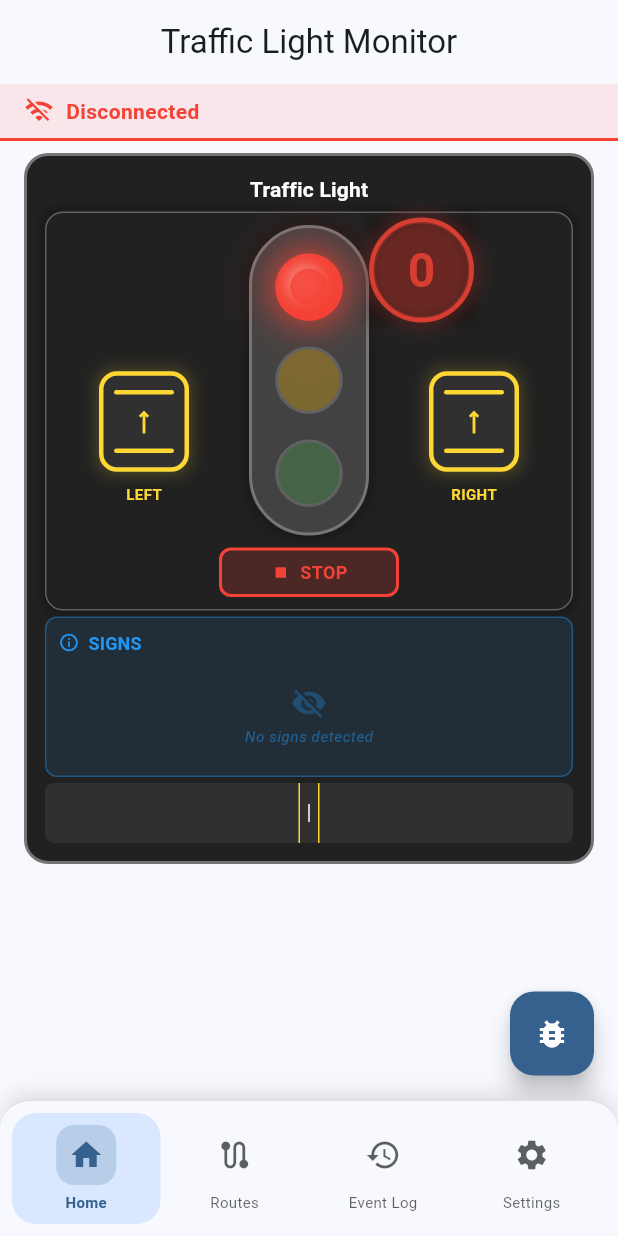
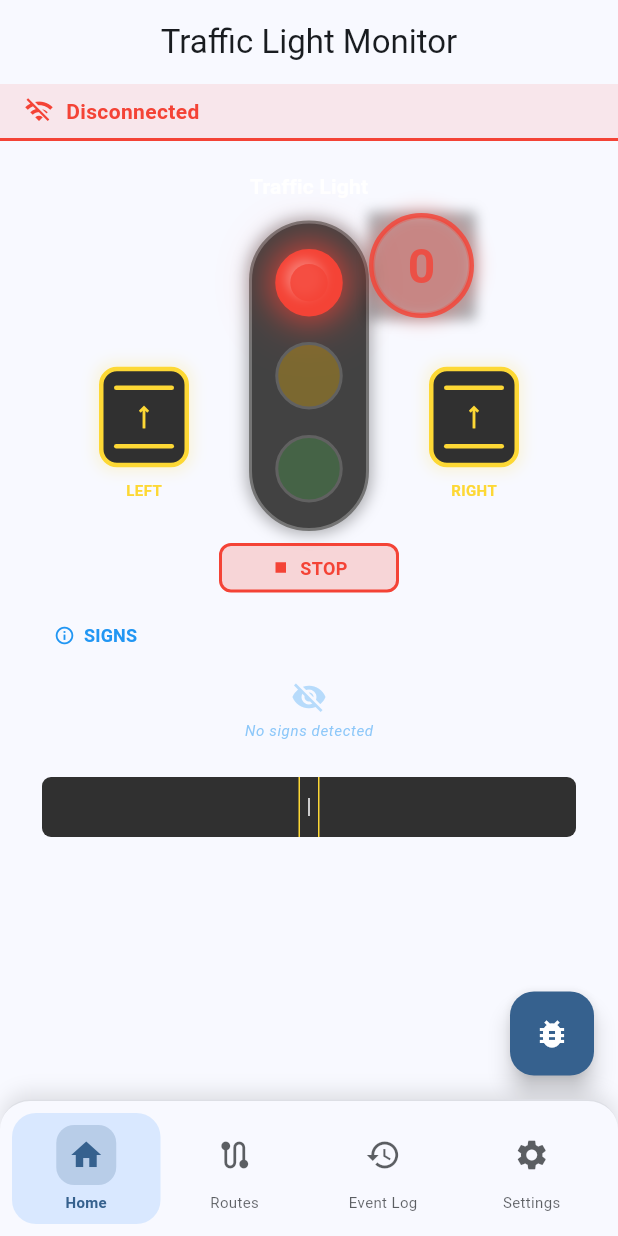
Before and after one commit to GoldenTiger720/TrafficApp, a Flutter app: the screen it shows after launch, on a phone screen of 412 x 824 dp. Run offline on Flutter 3.47's test engine with Material 3 defaults, Android fonts, the phone set to English and light mode, and no system bars; our stand-ins replace flutter_blue_plus, flutter_local_notifications, permission_handler, share_plus, shared_preferences; missing offline and left inert: window_manager.

Commit message:
Removed frame in Home page

```diff
--- a/lib/widgets/traffic_light_widget.dart
+++ b/lib/widgets/traffic_light_widget.dart
@@ -104,11 +104,6 @@ class _TrafficLightWidgetState extends State<TrafficLightWidget>
       onDoubleTap: widget.onDoubleTap,
       child: Container(
         padding: const EdgeInsets.all(12),
-        decoration: BoxDecoration(
-          color: Colors.black87,
-          borderRadius: BorderRadius.circular(16),
-          border: Border.all(color: Colors.grey[600]!, width: 2),
-        ),
         child: widget.isMinimalistic
             ? _buildMinimalisticView()
             : _buildAdvancedView(context),
@@ -152,18 +147,6 @@ class _TrafficLightWidgetState extends State<TrafficLightWidget>
   Widget _buildCentralCriticalArea(BuildContext context) {
     return Container(
       padding: const EdgeInsets.all(8), // Further reduced padding
-      decoration: BoxDecoration(
-        color: Colors.grey[900],
-        borderRadius: BorderRadius.circular(12), // Smaller radius
-        border: Border.all(color: Colors.grey[700]!, width: 1),
-        boxShadow: [
-          BoxShadow(
-            color: Colors.black.withOpacity(0.3),
-            blurRadius: 6, // Reduced blur
-            spreadRadius: 2, // Reduced spread
-          ),
-        ],
-      ),
       child: LayoutBuilder(
         builder: (context, constraints) {
           final availableWidth = constraints.maxWidth;
@@ -1534,11 +1517,6 @@ class _TrafficLightWidgetState extends State<TrafficLightWidget>
       width: double.infinity,
       height: double.infinity, // Use full available height
       padding: const EdgeInsets.all(8),
-      decoration: BoxDecoration(
-        color: Colors.blue.withOpacity(0.1),
-        borderRadius: BorderRadius.circular(8),
-        border: Border.all(color: Colors.blue.withOpacity(0.4), width: 1),
-      ),
       child: Column(
         crossAxisAlignment: CrossAxisAlignment.start,
         children: [
```
Also changed, not shown: 1 other file.
